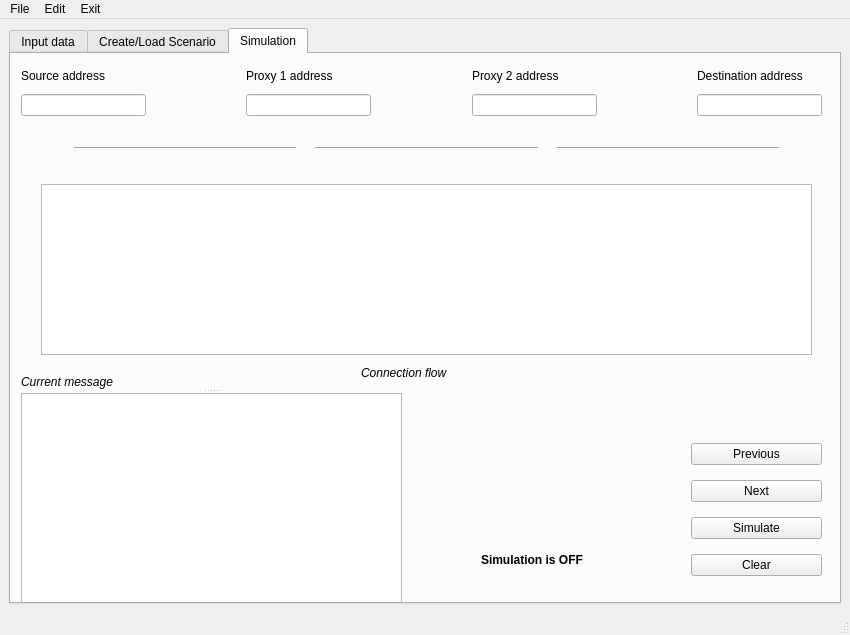
Qt form GUI.ui (przypieczony/thesis_main) before a commit.
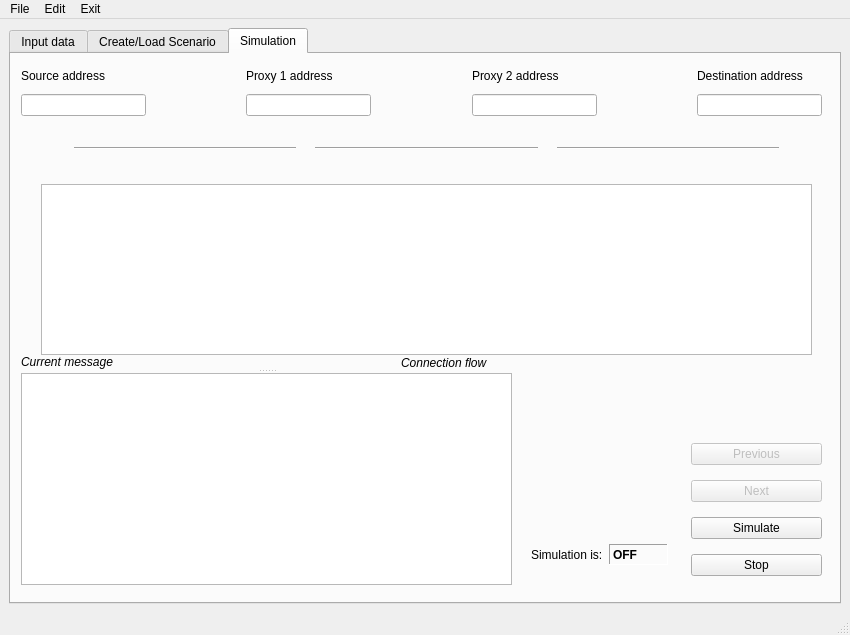
The same form after that commit. The open tabs and pages were chosen to show the change. Icons and pictures are not drawn. Custom widgets are drawn as their Qt base class.

```diff
--- a/GUI.ui
+++ b/GUI.ui
@@ -40,7 +40,7 @@
   </property>
   <widget class="QWidget" name="centralwidget">
    <layout class="QGridLayout" name="gridLayout">
-    <item row="0" column="0">
+    <item row="0" column="1">
      <widget class="QTabWidget" name="tabWidget">
       <property name="font">
        <font>
@@ -712,8 +712,8 @@
         <property name="geometry">
          <rect>
           <x>10</x>
-          <y>320</y>
-          <width>381</width>
+          <y>300</y>
+          <width>491</width>
           <height>231</height>
          </rect>
         </property>
@@ -734,7 +734,7 @@
          <property name="font">
           <font>
            <family>Courier New</family>
-           <pointsize>9</pointsize>
+           <pointsize>10</pointsize>
           </font>
          </property>
          <property name="readOnly">
@@ -754,6 +754,9 @@
         <layout class="QGridLayout" name="gridLayout_5">
          <item row="0" column="0">
           <widget class="QPushButton" name="previousButton">
+           <property name="enabled">
+            <bool>false</bool>
+           </property>
            <property name="text">
             <string>Previous</string>
            </property>
@@ -761,6 +764,9 @@
          </item>
          <item row="1" column="0">
           <widget class="QPushButton" name="nextButton">
+           <property name="enabled">
+            <bool>false</bool>
+           </property>
            <property name="text">
             <string>Next</string>
            </property>
@@ -776,7 +782,7 @@
          <item row="3" column="0">
           <widget class="QPushButton" name="clearSimulationButton">
            <property name="text">
-            <string>Clear</string>
+            <string>Stop</string>
            </property>
           </widget>
          </item>
@@ -1004,8 +1010,8 @@
        <widget class="QLabel" name="flowLabel">
         <property name="geometry">
          <rect>
-          <x>350</x>
-          <y>310</y>
+          <x>390</x>
+          <y>300</y>
           <width>112</width>
           <height>17</height>
          </rect>
@@ -1019,7 +1025,7 @@
          <string>Connection flow</string>
         </property>
        </widget>
-       <widget class="QWidget" name="">
+       <widget class="QWidget" name="layoutWidget">
         <property name="geometry">
          <rect>
           <x>50</x>
@@ -1122,13 +1128,13 @@
          </item>
         </layout>
        </widget>
-       <widget class="QWidget" name="">
+       <widget class="QWidget" name="layoutWidget">
         <property name="geometry">
          <rect>
-          <x>470</x>
+          <x>520</x>
           <y>490</y>
-          <width>161</width>
-          <height>31</height>
+          <width>137</width>
+          <height>21</height>
          </rect>
         </property>
         <layout class="QGridLayout" name="gridLayout_8">
@@ -1136,24 +1142,34 @@
           <widget class="QLabel" name="flowLabel_2">
            <property name="font">
             <font>
-             <weight>75</weight>
-             <italic>false</italic>
-             <bold>true</bold>
+             <weight>50</weight>
+             <bold>false</bold>
             </font>
            </property>
            <property name="text">
-            <string>Simulation is OFF</string>
+            <string>Simulation is:</string>
            </property>
           </widget>
          </item>
          <item row="0" column="1">
-          <widget class="KLed" name="kled">
-           <property name="color">
-            <color>
-             <red>255</red>
-             <green>0</green>
-             <blue>0</blue>
-            </color>
+          <widget class="QLabel" name="label_59">
+           <property name="font">
+            <font>
+             <weight>75</weight>
+             <bold>true</bold>
+            </font>
+           </property>
+           <property name="autoFillBackground">
+            <bool>false</bool>
+           </property>
+           <property name="frameShape">
+            <enum>QFrame::Panel</enum>
+           </property>
+           <property name="frameShadow">
+            <enum>QFrame::Sunken</enum>
+           </property>
+           <property name="text">
+            <string>OFF</string>
            </property>
           </widget>
          </item>
@@ -1217,13 +1233,6 @@
    </property>
   </action>
  </widget>
- <customwidgets>
-  <customwidget>
-   <class>KLed</class>
-   <extends>QWidget</extends>
-   <header>kled.h</header>
-  </customwidget>
- </customwidgets>
  <resources/>
  <connections>
   <connection>
```
Left out of the diff: 40 changed lines with no effect on the pictures.
